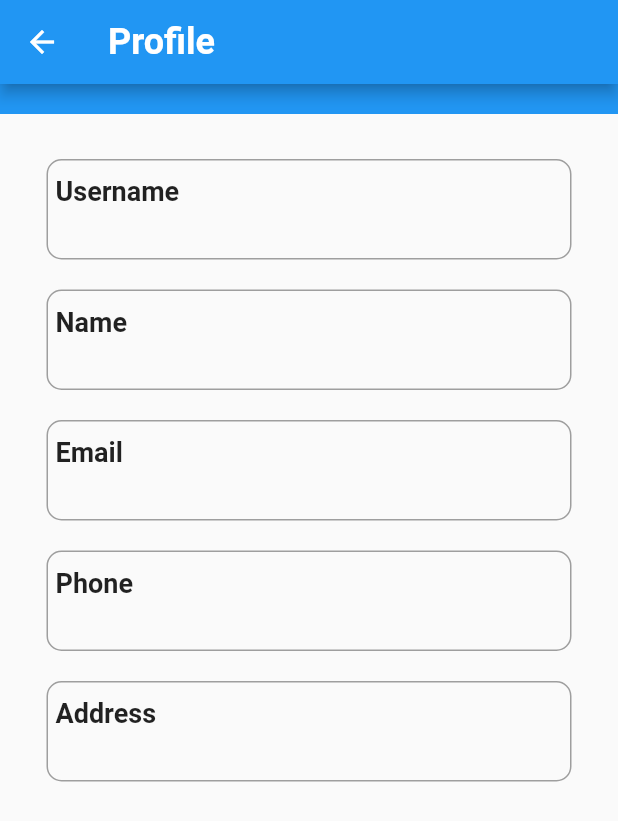
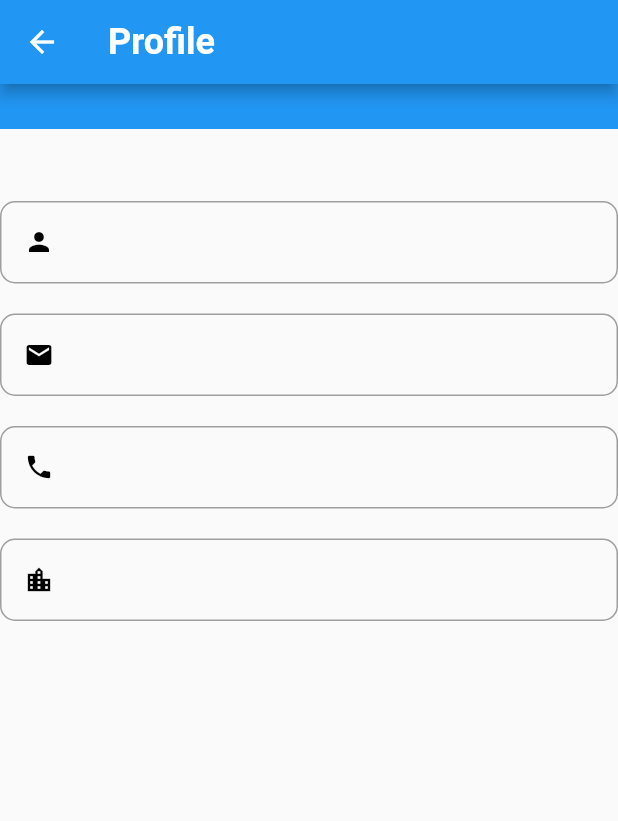
Before and after one commit to Nareswara05/Registpage_Flutter, a Flutter app: the ProfilePage screen opened by its route, on a phone screen of 412 x 824 dp. Shown: the top 821 px of the screen. Run offline on Flutter 3.47's test engine with Material 2 defaults, Android fonts, the phone set to English and light mode, and no system bars; our stand-ins replace get, image_picker.

Commit message:
[NR] add feature

```diff
--- a/lib/controller/ProfileController/Profile_controller.dart
+++ b/lib/controller/ProfileController/Profile_controller.dart
@@ -2,40 +2,44 @@ import 'package:flutter/material.dart';
 import 'package:get/get.dart';
 import 'package:register_page_flutter/controller/user_controller.dart';
 
-
 class ProfileController extends GetxController {
   final UserController userController = Get.find<UserController>();
 
-  Widget buildProfileInfo(String title, String value,
-      {double verticalPadding = 10.0, double containerWidth = 350.0}) {
-    return Container(
-      margin: EdgeInsets.symmetric(horizontal: 10, vertical: 10),
-      padding: EdgeInsets.symmetric(vertical: 10, horizontal: 5),
-      width: containerWidth,
+  Widget buildProfileInfo(IconData icon, String value, {double verticalPadding = 10.0}) {
+    return Center(
+      child: Column(
+        mainAxisAlignment: MainAxisAlignment.center,
+        children: [
+          Container(
+            width: double.infinity,
             decoration: BoxDecoration(
               border: Border.all(
                 color: Colors.grey,
                 width: 1.0,
               ),
-        borderRadius: BorderRadius.circular(10),
+              borderRadius: BorderRadius.circular(10.0),
             ),
-      child: Column(
-        crossAxisAlignment: CrossAxisAlignment.start,
+            padding: EdgeInsets.all(15.0),
+            child: Row(
               children: [
-          Text(
-            title,
+                Icon(
+                  icon,
+                  size: 20.0,
+                  color: Colors.black,
+                ),
+                SizedBox(width: 20.0),
+                Expanded(
+                  child: Text(
+                    value,
                     style: TextStyle(
-              fontSize: 18.0,
-              fontWeight: FontWeight.bold,
+                      fontSize: 20.0,
                     ),
                   ),
-          SizedBox(height: 5),
-          Text(
-            value,
-            style: TextStyle(
-              fontSize: 16.0,
+                ),
+              ],
             ),
           ),
+          SizedBox(height: verticalPadding),
         ],
       ),
     );
--- a/lib/pages/RegistPage.dart
+++ b/lib/pages/RegistPage.dart
@@ -45,8 +45,12 @@ class RegisterPage extends StatelessWidget {
               keyboardType: TextInputType.name,
               decoration: InputDecoration(
                 labelText: 'Username',
+                hintText: 'Josee',
                 prefixIcon: Icon(Icons.person),
                   border: OutlineInputBorder(),
+                  hintStyle: TextStyle(
+                      color: Colors.grey
+                  )
               ),
             ),
             SizedBox(height: 10),
@@ -55,8 +59,12 @@ class RegisterPage extends StatelessWidget {
               keyboardType: TextInputType.name,
               decoration: InputDecoration(
                 labelText: 'Name',
+                hintText: 'Jose Regio',
                 prefixIcon: Icon(Icons.person),
                 border: OutlineInputBorder(),
+                  hintStyle: TextStyle(
+                      color: Colors.grey
+                  )
               ),
             ),
             SizedBox(height: 10),
@@ -65,8 +73,13 @@ class RegisterPage extends StatelessWidget {
               keyboardType: TextInputType.emailAddress,
               decoration: InputDecoration(
                 labelText: 'Email',
+                hintText: 'example@gmail.com',
                 prefixIcon: Icon(Icons.mail),
                 border: OutlineInputBorder(),
+                  hintStyle: TextStyle(
+                      color: Colors.grey
+                  )
+
               ),
               validator: registController.validateEmail,
             ),
@@ -75,9 +88,13 @@ class RegisterPage extends StatelessWidget {
               controller: registController.phoneController,
               keyboardType: TextInputType.number,
               decoration: InputDecoration(
+                hintText: '08*******',
                 labelText: 'Phone Number',
                 prefixIcon: Icon(Icons.phone),
                 border: OutlineInputBorder(),
+                hintStyle: TextStyle(
+                  color: Colors.grey
+                )
               ),
             ),
             SizedBox(height: 10),
@@ -85,9 +102,13 @@ class RegisterPage extends StatelessWidget {
               controller: registController.addressController,
               keyboardType: TextInputType.text,
               decoration: InputDecoration(
+                hintText: 'Jakarta, Indonesia',
                 labelText: 'Address',
                 prefixIcon: Icon(Icons.location_on),
                 border: OutlineInputBorder(),
+                  hintStyle: TextStyle(
+                      color: Colors.grey
+                  )
               ),
             ),
             SizedBox(height: 20),
--- a/lib/pages/photo_upload_pages.dart
+++ b/lib/pages/photo_upload_pages.dart
@@ -1,8 +1,7 @@
 import 'package:flutter/material.dart';
 import 'package:get/get.dart';
+import 'package:flutter/cupertino.dart';
 import 'package:register_page_flutter/controller/RegistController/Regist_controller.dart';
-
-
 class PhotoUploadPage extends StatefulWidget {
   @override
   _PhotoUploadPageState createState() => _PhotoUploadPageState();
@@ -19,6 +18,8 @@ class _PhotoUploadPageState extends State<PhotoUploadPage> {
         child: Column(
           mainAxisAlignment: MainAxisAlignment.center,
           children: [
+
+
             Obx(() => registController.selectedImageFile != null
                 ? ClipOval(
               child: Image.file(
@@ -36,12 +37,19 @@ class _PhotoUploadPageState extends State<PhotoUploadPage> {
                 color: Colors.grey,
               ),
             ),),
-
-            SizedBox(height: 20),
             ElevatedButton(
-              onPressed: ()=> registController.pickImage(),
-              child: Text('Select Image'),
+              onPressed: () => registController.pickImage(),
+              style: ElevatedButton.styleFrom(
+                shape: CircleBorder(), backgroundColor: Colors.blue,
+                padding: EdgeInsets.all(10.0),
+              ),
+              child: Icon(
+                CupertinoIcons.plus,
+                size: 32.0,
+                color: Colors.white,
+              ),
             ),
+            SizedBox(height: 40),
             ElevatedButton(
               onPressed: ()=>registController.onRegister(),
               child: Text('Register'),
--- a/lib/pages/profile_page.dart
+++ b/lib/pages/profile_page.dart
@@ -28,15 +28,14 @@ class ProfilePage extends StatelessWidget {
       body: SingleChildScrollView(
         child: Center(
           child: Column(
+            crossAxisAlignment: CrossAxisAlignment.center,
             children: [
-              // Background Container
               Container(
-                width: double.infinity, // 100% lebar perangkat
-                color: Colors.blue, // Warna latar belakang
+                width: double.infinity,
+                color: Colors.blue,
                 child: Column(
                   children: [
                     SizedBox(height: 20),
-                    // Foto Profil di Bawah Background
                     if (imageFile != null)
                       ClipOval(
                         child: Image.file(
@@ -46,32 +45,45 @@ class ProfilePage extends StatelessWidget {
                           fit: BoxFit.cover,
                         ),
                       ),
+                    SizedBox(height: 10),
                   ],
                 ),
               ),
-              SizedBox(height: 20),
-              // Informasi Profil dengan Border
-              profileController.buildProfileInfo('Username',
+              Container(
+                alignment: Alignment.center,
+                child: Row(
+                  mainAxisAlignment: MainAxisAlignment.center,
+                  children: [
+                    SizedBox(width: 10.0),
+                    Text(
+                      registController.usernameController.text.toString(),
+                      style: TextStyle(
+                        fontSize: 24.0,
+                        fontWeight: FontWeight.bold,
+                      ),
+                    ),
+                  ],
+                ),
+              ),
+              SizedBox(height: 20,),
+
+              profileController.buildProfileInfo(
+                  Icons.person, registController.nameController.text.toString(),
+                  verticalPadding: 20.0),
+              profileController.buildProfileInfo(
+                  Icons.mail, registController.emailController.text.toString(),
+                  verticalPadding: 20.0),
+              profileController.buildProfileInfo(
+                  Icons.phone, registController.phoneController.text.toString(),
+                  verticalPadding: 20.0),
+              profileController.buildProfileInfo(Icons.location_city,
                   registController.usernameController.text.toString(),
                   verticalPadding: 20.0),
-              profileController.buildProfileInfo(
-                  'Name', registController.nameController.text.toString(),
-                  verticalPadding: 20.0),
-              profileController.buildProfileInfo(
-                  'Email', registController.emailController.text.toString(),
-                  verticalPadding: 20.0),
-              profileController.buildProfileInfo(
-                  'Phone', registController.phoneController.text.toString(),
-                  verticalPadding: 20.0),
-              profileController.buildProfileInfo('Address',
-                  registController.usernameController.text.toString(),
-                  verticalPadding: 20.0),
+              SizedBox(height: 20),
             ],
           ),
         ),
       ),
     );
   }
-
-  // Fungsi untuk membangun informasi profil dengan border
 }
```
Lines whose indentation alone changed are shown as unchanged.
